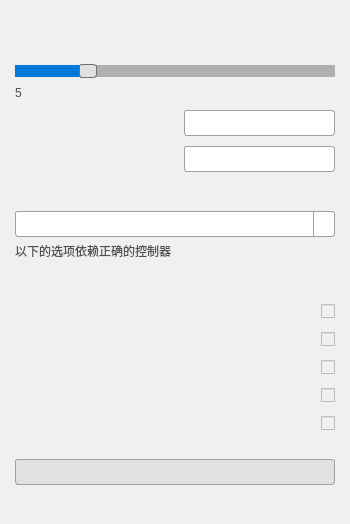
Above: src/ui/MainWindow.ui from Dawson924/MouseFlightControl before the change. Below: the same form after it.
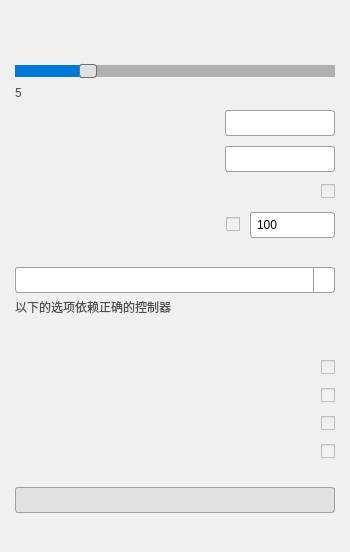
That is the form after the change. Icons and pictures are not drawn.

```diff
--- a/src/ui/MainWindow.ui
+++ b/src/ui/MainWindow.ui
@@ -63,8 +63,21 @@
                 border-radius: 3px;
                 padding: 4px;
                 background: white;
-                min-width: 120px;
-                max-width: 240px;
+                min-width: 100px;
+                max-width: 100px;
+                }
+                QSpinBox {
+                border: 1px solid #A0A0A0;
+                border-radius: 3px;
+                padding: 4px;
+                background: white;
+                min-width: 75px;
+                max-width: 75px;
+                }
+                QSpinBox::up-button, QSpinBox::down-button {
+                background: transparent;
+                border: none;
+                width: 16px;
                 }
                 #controllerComboBox {
                 border: 1px solid #A0A0A0;
@@ -260,6 +273,91 @@
                     </layout>
                 </item>
 
+                <!-- 鼠标滚轮轴 -->
+                <item>
+                    <layout class="QHBoxLayout">
+                        <property name="spacing">
+                            <number>10</number>
+                        </property>
+                        <item>
+                            <widget class="QLabel" name="fixedWingModeLabel">
+                                <property name="text">
+                                    <string></string>
+                                </property>
+                            </widget>
+                        </item>
+                        <item>
+                            <spacer>
+                                <property name="orientation">
+                                    <enum>Qt::Horizontal</enum>
+                                </property>
+                                <property name="sizeHint" stdset="0">
+                                    <size>
+                                        <width>40</width>
+                                        <height>20</height>
+                                    </size>
+                                </property>
+                            </spacer>
+                        </item>
+                        <item>
+                            <widget class="QCheckBox" name="fixedWingModeOption">
+                                <property name="checked">
+                                    <bool>false</bool>
+                                </property>
+                            </widget>
+                        </item>
+                    </layout>
+                </item>
+
+                <!-- 直升机控制 -->
+                <item>
+                    <layout class="QHBoxLayout">
+                        <property name="spacing">
+                            <number>10</number>
+                        </property>
+                        <item>
+                            <widget class="QLabel" name="helicopterModeLabel">
+                                <property name="text">
+                                    <string></string>
+                                </property>
+                            </widget>
+                        </item>
+                        <item>
+                            <spacer>
+                                <property name="orientation">
+                                    <enum>Qt::Horizontal</enum>
+                                </property>
+                                <property name="sizeHint" stdset="0">
+                                    <size>
+                                        <width>40</width>
+                                        <height>20</height>
+                                    </size>
+                                </property>
+                            </spacer>
+                        </item>
+                        <item>
+                            <widget class="QCheckBox" name="helicopterModeOption">
+                                <property name="checked">
+                                    <bool>false</bool>
+                                </property>
+                            </widget>
+                        </item>
+                        <item>
+                            <widget class="QSpinBox" name="helicopterModeSpinBox">
+                                <property name="value">
+                                    <number></number>
+                                </property>
+                                <property name="minimum">
+                                    <number>100</number>
+                                </property>
+                                <property name="maximum">
+                                    <number>1000</number>
+                                </property>
+                            </widget>
+                        </item>
+                    </layout>
+                </item>
+
                 <!-- 控制器选择 -->
                 <item>
                     <layout class="QVBoxLayout">
@@ -270,7 +368,7 @@
                         <item>
                             <layout class="QVBoxLayout" name="controllerLayout">
                                 <property name="spacing">
-                                    <number>15</number>
+                                    <number>5</number>
                                 </property>
                                 <item>
                                     <widget class="QLabel" name="controllerLabel">
@@ -481,42 +579,6 @@
                                 </item>
                             </layout>
                         </item>
-
-                        <!-- 鼠标滚轮轴 -->
-                        <item>
-                            <layout class="QHBoxLayout">
-                                <property name="spacing">
-                                    <number>10</number>
-                                </property>
-                                <item>
-                                    <widget class="QLabel" name="wheelAxisModeLabel">
-                                        <property name="text">
-                                            <string></string>
-                                        </property>
-                                    </widget>
-                                </item>
-                                <item>
-                                    <spacer>
-                                        <property name="orientation">
-                                            <enum>Qt::Horizontal</enum>
-                                        </property>
-                                        <property name="sizeHint" stdset="0">
-                                            <size>
-                                                <width>40</width>
-                                                <height>20</height>
-                                            </size>
-                                        </property>
-                                    </spacer>
-                                </item>
-                                <item>
-                                    <widget class="QCheckBox" name="wheelAxisModeOption">
-                                        <property name="checked">
-                                            <bool>false</bool>
-                                        </property>
-                                    </widget>
-                                </item>
-                            </layout>
-                        </item>
                     </layout>
                 </item>
 
```
